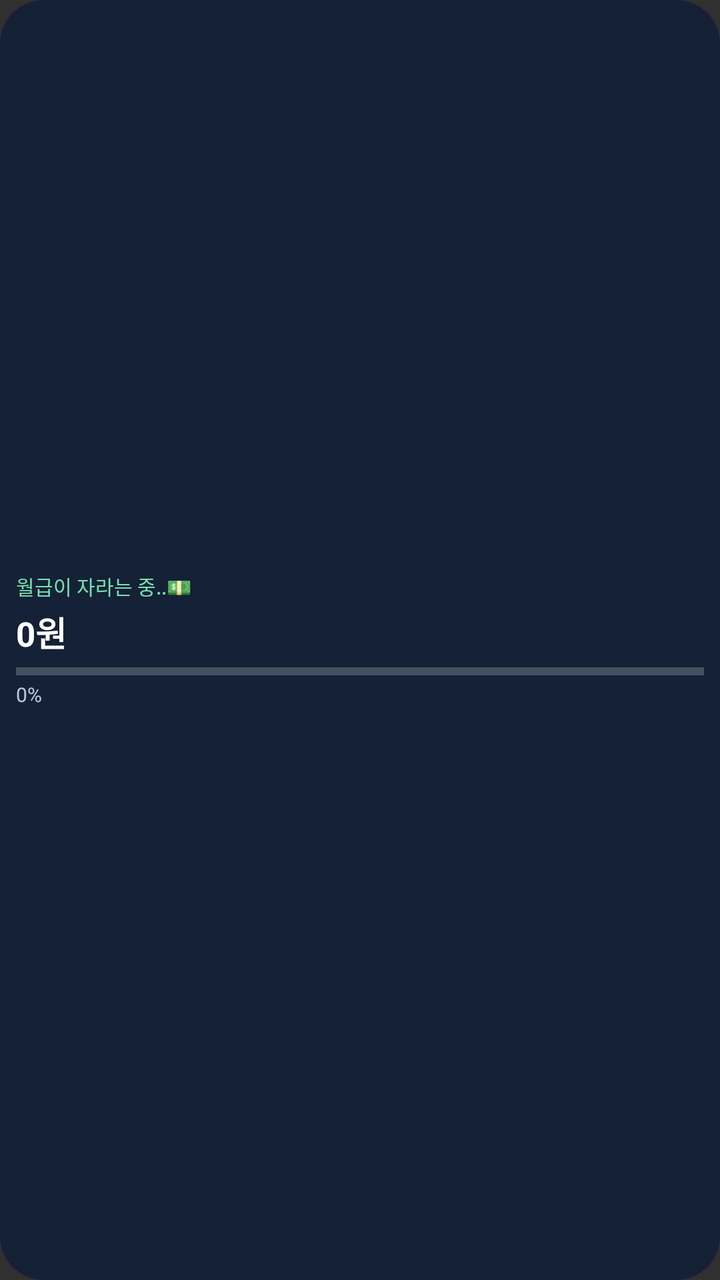
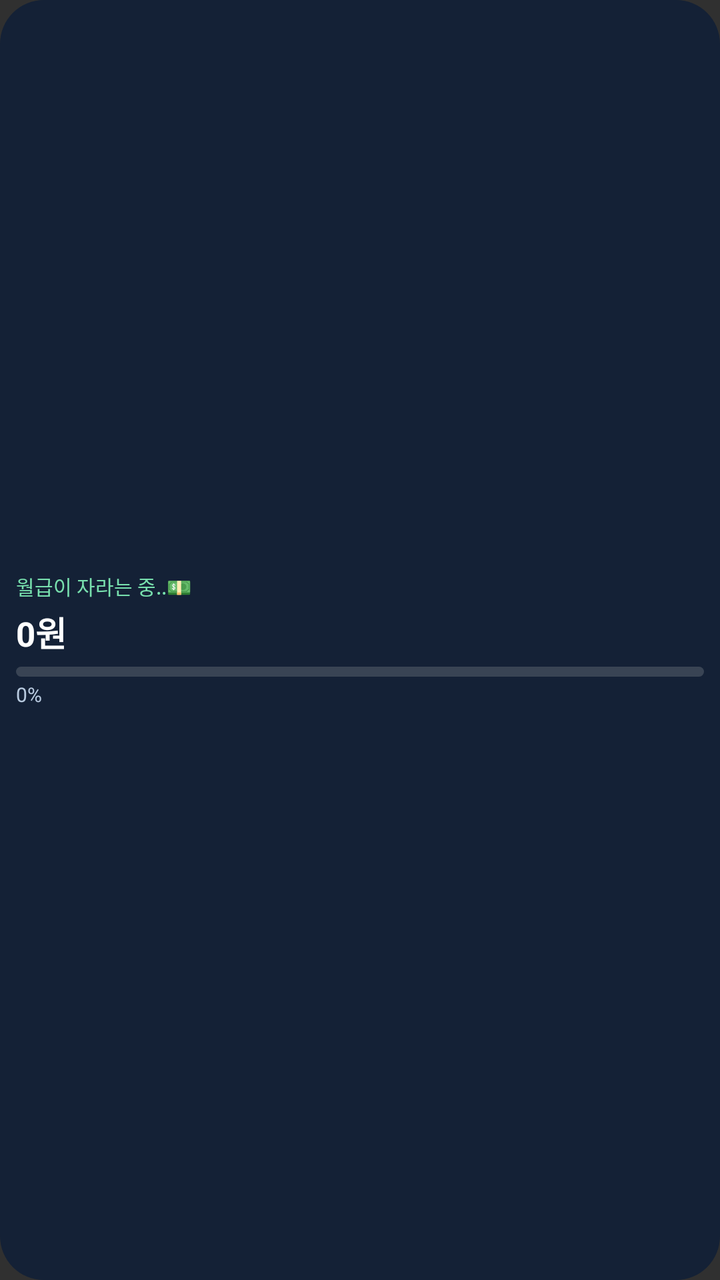

Screens rendered from an Android XML layout before and after an edit, with the pre-edit source and the edit as a unified diff.
<!-- AndroidManifest.xml: application theme android:Theme.Material.NoActionBar -->
<!-- res/layout/salary_widget_mini.xml -->
<LinearLayout android:id="@+id/widget_root" xmlns:android="http://schemas.android.com/apk/res/android" android:layout_width="match_parent" android:layout_height="match_parent" android:orientation="vertical" android:gravity="center_vertical" android:padding="8dp" android:background="@drawable/widget_bg"><TextView android:id="@+id/title" android:layout_width="match_parent" android:layout_height="wrap_content" android:text="월급이 자라는 중..💵" android:textColor="#78E0AE" android:textSize="10sp" android:singleLine="true" android:ellipsize="end"/><TextView android:id="@+id/amount" android:layout_width="match_parent" android:layout_height="wrap_content" android:layout_marginTop="3dp" android:text="0원" android:textColor="#FFFFFF" android:textSize="17sp" android:textStyle="bold" android:singleLine="true" android:autoSizeTextType="uniform" android:autoSizeMinTextSize="9sp" android:autoSizeMaxTextSize="17sp"/><ProgressBar android:id="@+id/progress" style="?android:attr/progressBarStyleHorizontal" android:layout_width="match_parent" android:layout_height="5dp" android:layout_marginTop="5dp" android:max="10000" android:progressTint="#78E0AE"/><TextView android:id="@+id/progress_text" android:layout_width="match_parent" android:layout_height="wrap_content" android:layout_marginTop="2dp" android:text="0%" android:textColor="#B8CADF" android:textSize="10sp"/></LinearLayout>
<!-- resources referenced by this layout -->
<resources>
  <!-- drawable widget_bg (drawable) -->
  <shape xmlns:android="http://schemas.android.com/apk/res/android" android:shape="rectangle">
      <solid android:color="#142136"/>
      <corners android:radius="22dp"/>
  </shape>
</resources>

<!-- the commit's change to res/layout/salary_widget_mini.xml (unified diff, before → after) -->
@@ -1 +1 @@
-<LinearLayout android:id="@+id/widget_root" xmlns:android="http://schemas.android.com/apk/res/android" android:layout_width="match_parent" android:layout_height="match_parent" android:orientation="vertical" android:gravity="center_vertical" android:padding="8dp" android:background="@drawable/widget_bg"><TextView android:id="@+id/title" android:layout_width="match_parent" android:layout_height="wrap_content" android:text="월급이 자라는 중..💵" android:textColor="#78E0AE" android:textSize="10sp" android:singleLine="true" android:ellipsize="end"/><TextView android:id="@+id/amount" android:layout_width="match_parent" android:layout_height="wrap_content" android:layout_marginTop="3dp" android:text="0원" android:textColor="#FFFFFF" android:textSize="17sp" android:textStyle="bold" android:singleLine="true" android:autoSizeTextType="uniform" android:autoSizeMinTextSize="9sp" android:autoSizeMaxTextSize="17sp"/><ProgressBar android:id="@+id/progress" style="?android:attr/progressBarStyleHorizontal" android:layout_width="match_parent" android:layout_height="5dp" android:layout_marginTop="5dp" android:max="10000" android:progressTint="#78E0AE"/><TextView android:id="@+id/progress_text" android:layout_width="match_parent" android:layout_height="wrap_content" android:layout_marginTop="2dp" android:text="0%" android:textColor="#B8CADF" android:textSize="10sp"/></LinearLayout>
+<LinearLayout android:id="@+id/widget_root" xmlns:android="http://schemas.android.com/apk/res/android" android:layout_width="match_parent" android:layout_height="match_parent" android:orientation="vertical" android:gravity="center_vertical" android:padding="8dp" android:background="@drawable/widget_bg"><TextView android:id="@+id/title" android:layout_width="match_parent" android:layout_height="wrap_content" android:text="월급이 자라는 중..💵" android:textColor="#78E0AE" android:textSize="10sp" android:singleLine="true" android:ellipsize="end"/><FrameLayout android:layout_width="match_parent" android:layout_height="wrap_content"><TextView android:id="@+id/amount" android:layout_width="match_parent" android:layout_height="wrap_content" android:layout_marginTop="3dp" android:text="0원" android:textColor="#FFFFFF" android:textSize="17sp" android:textStyle="bold" android:singleLine="true" android:autoSizeTextType="uniform" android:autoSizeMinTextSize="9sp" android:autoSizeMaxTextSize="17sp"/><ImageView android:id="@+id/rainbow_amount" android:layout_width="match_parent" android:layout_height="match_parent" android:visibility="gone" android:scaleType="fitStart" android:adjustViewBounds="false"/></FrameLayout><ProgressBar android:id="@+id/progress" style="?android:attr/progressBarStyleHorizontal" android:layout_width="match_parent" android:layout_height="5dp" android:layout_marginTop="5dp" android:max="10000" android:progressDrawable="@drawable/widget_progress_green"/><ProgressBar android:id="@+id/progress_lastfive" style="?android:attr/progressBarStyleHorizontal" android:layout_width="match_parent" android:layout_height="5dp" android:layout_marginTop="5dp" android:max="10000" android:progressDrawable="@drawable/widget_progress_lastfive" android:visibility="gone"/><TextView android:id="@+id/progress_text" android:layout_width="match_parent" android:layout_height="wrap_content" android:layout_marginTop="2dp" android:text="0%" android:textColor="#B8CADF" android:textSize="10sp"/></LinearLayout>
<!-- resource entries referenced after the edit -->
@@ -5,5 +5,9 @@
       <solid android:color="#142136"/>
       <corners android:radius="22dp"/>
   </shape>
+  <!-- drawable widget_progress_green (drawable) -->
+  <layer-list xmlns:android="http://schemas.android.com/apk/res/android"><item android:id="@android:id/background"><shape android:shape="rectangle"><corners android:radius="6dp"/><solid android:color="#394454"/></shape></item><item android:id="@android:id/progress"><clip><shape android:shape="rectangle"><corners android:radius="6dp"/><gradient android:angle="0" android:startColor="#075C32" android:endColor="#B8F5B0"/></shape></clip></item></layer-list>
+  <!-- drawable widget_progress_lastfive (drawable) -->
+  <layer-list xmlns:android="http://schemas.android.com/apk/res/android"><item android:id="@android:id/background"><shape android:shape="rectangle"><corners android:radius="6dp"/><solid android:color="#394454"/></shape></item><item android:id="@android:id/progress"><clip><shape android:shape="rectangle"><corners android:radius="6dp"/><gradient android:angle="0" android:startColor="#E44755" android:centerColor="#075C32" android:endColor="#B8F5B0"/></shape></clip></item></layer-list>
 </resources>
 
